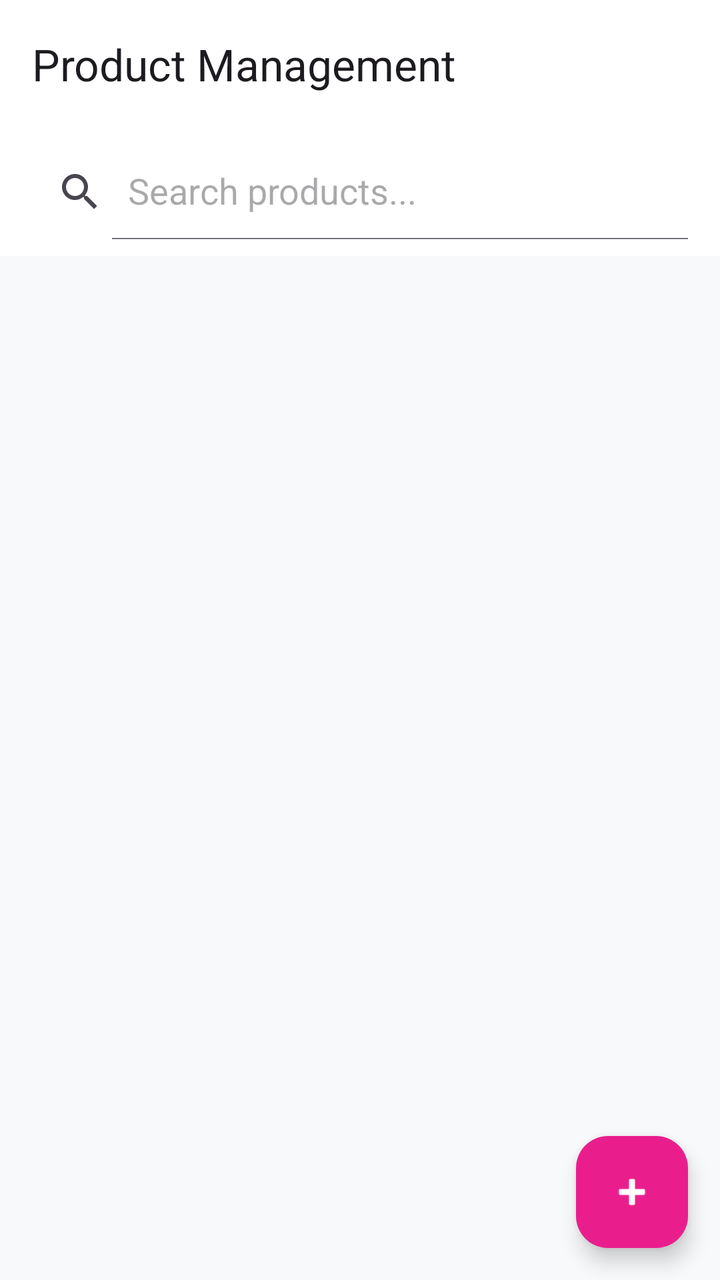
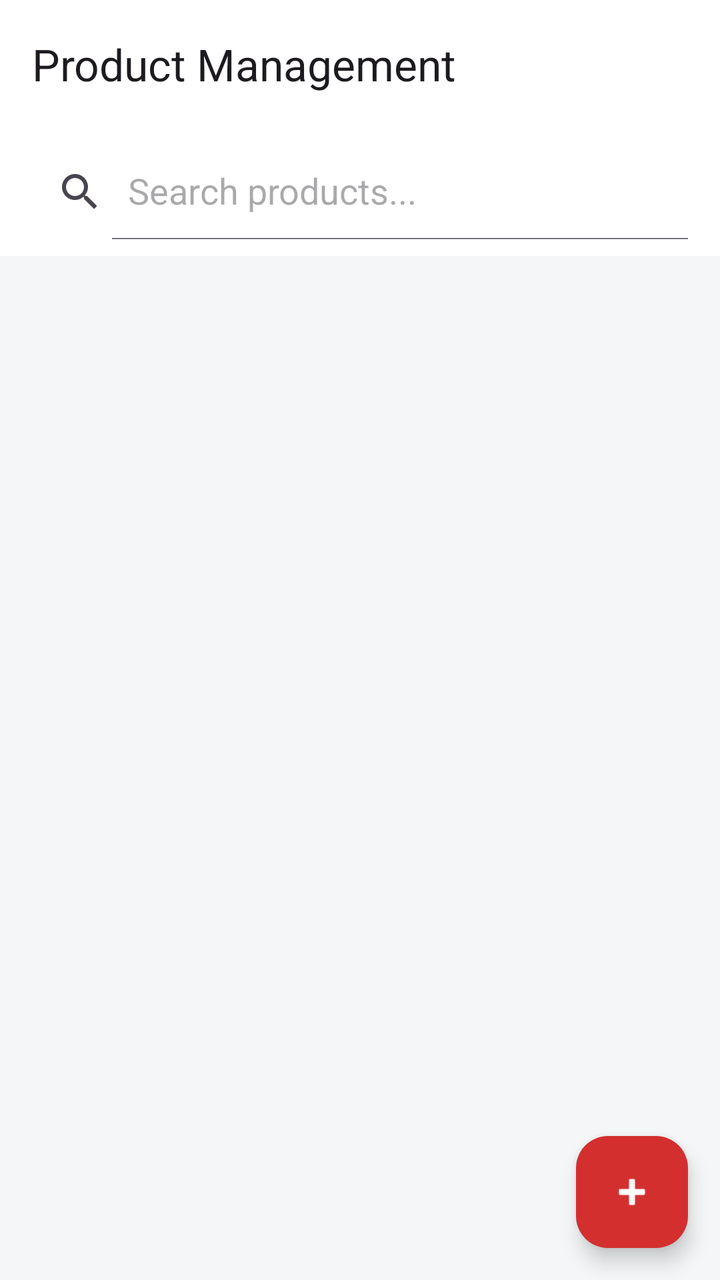

An Android layout rendered at two revisions. The XML below is the earlier revision; the diff shows what the commit changed to produce the second picture.
<!-- AndroidManifest.xml: application theme Theme.TirTirMCommerce -->
<!-- res/layout/activity_admin_product_list.xml -->
<?xml version="1.0" encoding="utf-8"?>
<androidx.coordinatorlayout.widget.CoordinatorLayout xmlns:android="http://schemas.android.com/apk/res/android"
    xmlns:app="http://schemas.android.com/apk/res-auto"
    android:layout_width="match_parent"
    android:layout_height="match_parent"
    android:background="#F8F9FA">

        <com.google.android.material.appbar.AppBarLayout
            android:layout_width="match_parent"
            android:layout_height="wrap_content">
            <androidx.appcompat.widget.Toolbar
                android:id="@+id/toolbarAdminProducts"
                android:layout_width="match_parent"
                android:layout_height="?attr/actionBarSize"
                android:background="#FFFFFF"
                app:title="Product Management" />

            <androidx.appcompat.widget.SearchView
                android:id="@+id/searchViewAdminProducts"
                android:layout_width="match_parent"
                android:layout_height="wrap_content"
                android:layout_margin="8dp"
                android:background="#FFFFFF"
                app:iconifiedByDefault="false"
                app:queryHint="Search products..." />
        </com.google.android.material.appbar.AppBarLayout>

    <androidx.recyclerview.widget.RecyclerView
        android:id="@+id/rvAdminProducts"
        android:layout_width="match_parent"
        android:layout_height="match_parent"
        app:layout_behavior="@string/appbar_scrolling_view_behavior"
        android:clipToPadding="false"
        android:paddingBottom="80dp"/>

    <ProgressBar
        android:id="@+id/progressAdminProducts"
        android:layout_width="wrap_content"
        android:layout_height="wrap_content"
        android:layout_gravity="center"
        android:visibility="gone"/>

    <com.google.android.material.floatingactionbutton.FloatingActionButton
        android:id="@+id/fabAddProduct"
        android:layout_width="wrap_content"
        android:layout_height="wrap_content"
        android:layout_gravity="bottom|end"
        android:layout_margin="16dp"
        android:src="@android:drawable/ic_input_add"
        app:backgroundTint="#E91E8C"
        app:tint="#FFFFFF"/>

</androidx.coordinatorlayout.widget.CoordinatorLayout>
<!-- resources referenced by this layout -->
<resources>
  <style name="Theme.TirTirMCommerce" parent="Base.Theme.TirTirMCommerce" />
  <style name="Base.Theme.TirTirMCommerce" parent="Theme.Material3.DayNight.NoActionBar">
          
          <item name="colorPrimary">@color/tirtir_red_primary</item>
          <item name="colorPrimaryDark">@color/tirtir_red_dark</item>
          <item name="colorPrimaryContainer">@color/tirtir_red_surface</item>
  
          
          <item name="colorOnPrimary">@color/tirtir_white</item>
          <item name="colorOnPrimaryContainer">@color/tirtir_red_primary</item>
  
          
          <item name="colorSecondary">@color/tirtir_black</item>
          <item name="colorOnSecondary">@color/tirtir_white</item>
  
          
          <item name="colorSurface">@color/tirtir_white</item>
          <item name="colorOnSurface">@color/tirtir_black</item>
          <item name="colorSurfaceVariant">@color/tirtir_off_white</item>
  
          
          <item name="android:windowBackground">@color/tirtir_off_white</item>
          <item name="android:statusBarColor">@color/tirtir_white</item>
          <item name="android:windowLightStatusBar">true</item>
  
          
          <item name="colorError">@color/tirtir_error</item>
      </style>
  <color name="tirtir_red_primary">#C62828</color>
  <color name="tirtir_red_dark">#8E0000</color>
  <color name="tirtir_red_surface">#FFEBEE</color>
  <color name="tirtir_white">#FFFFFF</color>
  <color name="tirtir_black">#111111</color>
  <color name="tirtir_off_white">#F8F8F8</color>
  <color name="tirtir_error">#D32F2F</color>
</resources>

<!-- the commit's change to res/layout/activity_admin_product_list.xml (unified diff, before → after) -->
@@ -3,7 +3,7 @@
     xmlns:app="http://schemas.android.com/apk/res-auto"
     android:layout_width="match_parent"
     android:layout_height="match_parent"
-    android:background="#F8F9FA">
+    android:background="#F5F6F8">
 
         <com.google.android.material.appbar.AppBarLayout
             android:layout_width="match_parent"
@@ -47,7 +47,7 @@
         android:layout_gravity="bottom|end"
         android:layout_margin="16dp"
         android:src="@android:drawable/ic_input_add"
-        app:backgroundTint="#E91E8C"
+        app:backgroundTint="@color/tirtir_red_primary"
         app:tint="#FFFFFF"/>
 
 </androidx.coordinatorlayout.widget.CoordinatorLayout>
<!-- resource entries referenced after the edit -->
@@ -14,6 +14,8 @@
           
           <item name="colorSecondary">@color/tirtir_black</item>
           <item name="colorOnSecondary">@color/tirtir_white</item>
+          <item name="colorSecondaryContainer">@color/tirtir_red_surface</item>
+          <item name="colorOnSecondaryContainer">@color/tirtir_red_primary</item>
   
           
           <item name="colorSurface">@color/tirtir_white</item>
@@ -28,12 +30,12 @@
           
           <item name="colorError">@color/tirtir_error</item>
       </style>
-  <color name="tirtir_red_primary">#C62828</color>
-  <color name="tirtir_red_dark">#8E0000</color>
-  <color name="tirtir_red_surface">#FFEBEE</color>
+  <color name="tirtir_red_primary">#D32F2F</color>
+  <color name="tirtir_red_dark">#8B1116</color>
+  <color name="tirtir_red_surface">#FFF4F3</color>
   <color name="tirtir_white">#FFFFFF</color>
   <color name="tirtir_black">#111111</color>
-  <color name="tirtir_off_white">#F8F8F8</color>
+  <color name="tirtir_off_white">#FAFAFA</color>
   <color name="tirtir_error">#D32F2F</color>
 </resources>
 
